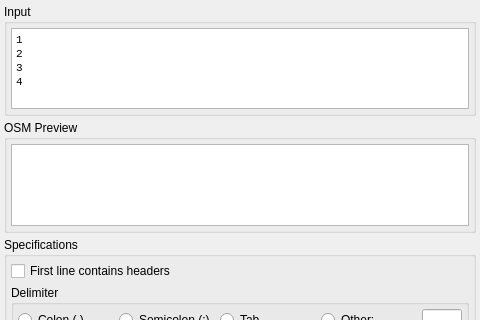
Qt form src/ImportExport/ImportCSVDialog.ui (openstreetmap/merkaartor) before a commit; both pictures show x 0 to 480 and y 0 to 320 of the 480 by 723 pixel window.
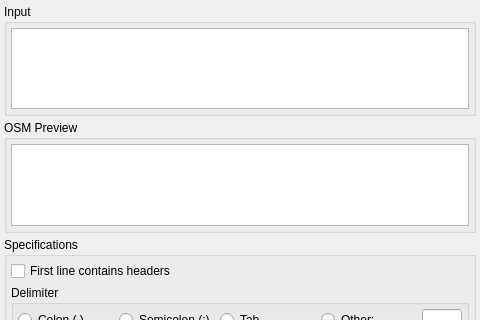
The same form after that commit.

Commit message:
Removed the huge HTML blobs from UI strings.
They were not that useful, and mess in translations. I replaced them
with good alternatives.

```diff
--- a/src/ImportExport/ImportCSVDialog.ui
+++ b/src/ImportExport/ImportCSVDialog.ui
@@ -52,17 +52,17 @@
          <bool>true</bool>
         </property>
         <property name="html">
-         <string>&lt;!DOCTYPE HTML PUBLIC &quot;-//W3C//DTD HTML 4.0//EN&quot; &quot;http://www.w3.org/TR/REC-html40/strict.dtd&quot;&gt;
+         <string notr="true">&lt;!DOCTYPE HTML PUBLIC &quot;-//W3C//DTD HTML 4.0//EN&quot; &quot;http://www.w3.org/TR/REC-html40/strict.dtd&quot;&gt;
 &lt;html&gt;&lt;head&gt;&lt;meta name=&quot;qrichtext&quot; content=&quot;1&quot; /&gt;&lt;style type=&quot;text/css&quot;&gt;
 p, li { white-space: pre-wrap; }
 &lt;/style&gt;&lt;/head&gt;&lt;body style=&quot; font-family:'Courier New'; font-size:9pt; font-weight:400; font-style:normal;&quot;&gt;
-&lt;table style=&quot;-qt-table-type: root; margin-top:4px; margin-bottom:4px; margin-left:4px; margin-right:4px;&quot;&gt;
-&lt;tr&gt;
-&lt;td style=&quot;border: none;&quot;&gt;
-&lt;p style=&quot; margin-top:0px; margin-bottom:0px; margin-left:0px; margin-right:0px; -qt-block-indent:0; text-indent:0px;&quot;&gt;&lt;span style=&quot; font-size:8pt;&quot;&gt;1&lt;/span&gt;&lt;/p&gt;
-&lt;p style=&quot; margin-top:0px; margin-bottom:0px; margin-left:0px; margin-right:0px; -qt-block-indent:0; text-indent:0px;&quot;&gt;&lt;span style=&quot; font-size:8pt;&quot;&gt;2&lt;/span&gt;&lt;/p&gt;
-&lt;p style=&quot; margin-top:0px; margin-bottom:0px; margin-left:0px; margin-right:0px; -qt-block-indent:0; text-indent:0px;&quot;&gt;&lt;span style=&quot; font-size:8pt;&quot;&gt;3&lt;/span&gt;&lt;/p&gt;
-&lt;p style=&quot; margin-top:0px; margin-bottom:0px; margin-left:0px; margin-right:0px; -qt-block-indent:0; text-indent:0px;&quot;&gt;&lt;span style=&quot; font-size:8pt;&quot;&gt;4&lt;/span&gt;&lt;/p&gt;&lt;/td&gt;&lt;/tr&gt;&lt;/table&gt;&lt;/body&gt;&lt;/html&gt;</string>
+&lt;p style=&quot;-qt-paragraph-type:empty; margin-top:0px; margin-bottom:0px; margin-left:0px; margin-right:0px; -qt-block-indent:0; text-indent:0px;&quot;&gt;&lt;br /&gt;&lt;/p&gt;&lt;/body&gt;&lt;/html&gt;</string>
+        </property>
+        <property name="acceptRichText">
+         <bool>false</bool>
+        </property>
+        <property name="textInteractionFlags">
+         <set>Qt::TextSelectableByMouse</set>
         </property>
        </widget>
       </item>
```
The commit also changes 3 other files.
